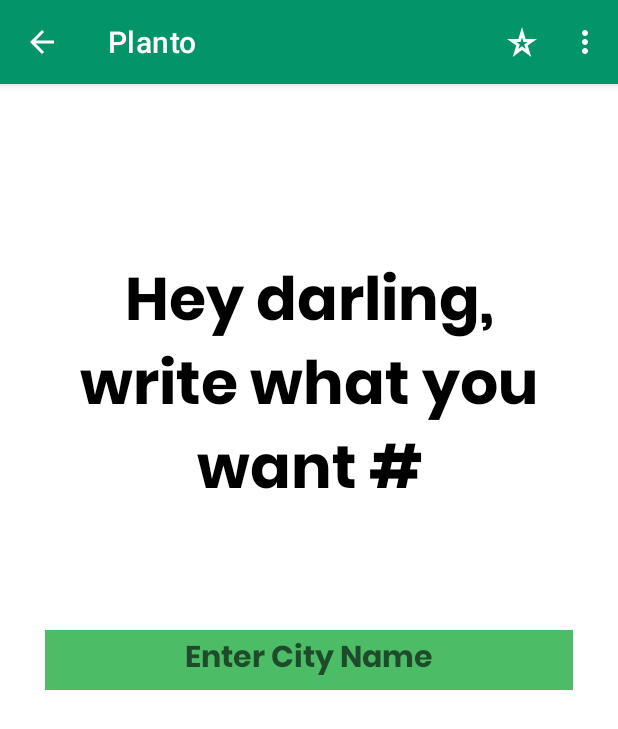
After one commit to MohamedRadi20/Planto, an Android app: the City_Finder screen opened directly, with no data from a screen before it, on a phone screen of 412 x 824 dp. The commit adds this screen. Shown: the top 729 px of the screen. Run offline under Robolectric (Android 15) with nearby library versions, the phone set to English and light mode, and no system bars; libraries missing offline, so code that uses them is left out: org.tensorflow.lite.

Commit message:
Added the Geocoding API feature of OpenWeatherMap API for city name requests

```diff
--- /dev/null
+++ b/app/src/main/java/com/example/planto/City_Finder.java
@@ -0,0 +1,60 @@
+package com.example.planto;
+
+import androidx.appcompat.app.AppCompatActivity;
+
+import android.content.Intent;
+import android.os.Bundle;
+import android.view.KeyEvent;
+import android.view.Menu;
+import android.view.MenuInflater;
+import android.view.MenuItem;
+import android.widget.EditText;
+import android.widget.TextView;
+import android.widget.Toast;
+
+public class City_Finder extends AppCompatActivity {
+
+    @Override
+    protected void onCreate(Bundle savedInstanceState) {
+        super.onCreate(savedInstanceState);
+        setContentView(R.layout.activity_city_finder);
+        getSupportActionBar().setDisplayHomeAsUpEnabled(true);
+
+        final EditText editText = findViewById(R.id.searchCity);
+
+        editText.setOnEditorActionListener(new TextView.OnEditorActionListener() {
+            @Override
+            public boolean onEditorAction(TextView v, int actionId, KeyEvent event) {
+                String newCity = editText.getText().toString();
+                Intent intent = new Intent(City_Finder.this, MainActivity.class);
+                intent.putExtra("City", newCity);
+                startActivity(intent);
+
+                return false;
+            }
+        });
+
+    }
+
+    @Override
+    public boolean onOptionsItemSelected(MenuItem item) {
+        switch (item.getItemId()) {
+            case android.R.id.home:
+                Intent intent = new Intent(getApplicationContext(), MainActivity.class);
+                startActivity(intent);
+                return true;
+            case R.id.feedback:
+                Toast.makeText(getApplicationContext(), "Coming soon",
+                        Toast.LENGTH_SHORT).show();
+                return true;
+        }
+        return super.onOptionsItemSelected(item);
+    }
+
+    @Override
+    public boolean onCreateOptionsMenu(Menu menu) {
+        MenuInflater inflater = getMenuInflater();
+        inflater.inflate(R.menu.option_menu, menu);
+        return true;
+    }
+}
--- a/app/src/main/java/com/example/planto/weatherData.java
+++ b/app/src/main/java/com/example/planto/Weather_Data.java
@@ -5,15 +5,15 @@
 import org.json.JSONException;
 import org.json.JSONObject;
 
-public class weatherData {
+public class Weather_Data {
 
     private String mTemperature, micon, mcity, mWeatherType, mWeather_icon_Type, humidity, wind_speed;
     private int mCondition;
 
-    public static weatherData fromJson(JSONObject jsonObject) {
+    public static Weather_Data fromJson(JSONObject jsonObject) {
 
         try {
-            weatherData weatherD = new weatherData();
+            Weather_Data weatherD = new Weather_Data();
             weatherD.mcity = jsonObject.getString("name");
             weatherD.mCondition = jsonObject.getJSONArray("weather").getJSONObject(0).getInt("id");
             weatherD.mWeatherType = jsonObject.getJSONArray("weather").getJSONObject(0).getString("main");
--- /dev/null
+++ b/app/src/main/res/layout/activity_city_finder.xml
@@ -0,0 +1,40 @@
+<?xml version="1.0" encoding="utf-8"?>
+<RelativeLayout xmlns:android="http://schemas.android.com/apk/res/android"
+    xmlns:app="http://schemas.android.com/apk/res-auto"
+    xmlns:tools="http://schemas.android.com/tools"
+    android:layout_width="match_parent"
+    android:layout_height="match_parent"
+    tools:context=".City_Finder">
+
+    <TextView
+        android:id="@+id/searchHint"
+        android:layout_width="wrap_content"
+        android:layout_height="wrap_content"
+        android:layout_above="@id/searchCity"
+        android:layout_marginLeft="30dp"
+        android:layout_marginRight="30dp"
+        android:layout_marginBottom="70dp"
+        android:fontFamily="@font/poppinsbold"
+        android:gravity="center"
+        android:text="Hey darling, write what you want #"
+        android:textColor="@color/black"
+        android:textSize="40sp" />
+
+    <EditText
+        android:id="@+id/searchCity"
+        android:layout_width="match_parent"
+        android:layout_height="40dp"
+        android:layout_centerHorizontal="true"
+        android:layout_centerVertical="true"
+        android:layout_marginLeft="30dp"
+        android:layout_marginRight="30dp"
+        android:background="@color/teal_700"
+        android:fontFamily="@font/poppinsbold"
+        android:gravity="center_vertical|center_horizontal"
+        android:hint="Enter City Name"
+        android:imeOptions="actionGo"
+        android:inputType="textAutoCorrect"
+        android:textColor="@color/black"
+        android:textSize="20sp" />
+
+</RelativeLayout>
```
Also changed, not shown: app/src/main/AndroidManifest.xml (+8 -0 lines), app/src/main/java/com/example/planto/Home_Fragment.java (+18 -14 lines), app/src/main/res/drawable/logo.png, app/src/main/res/drawable/soil.png (deleted).
